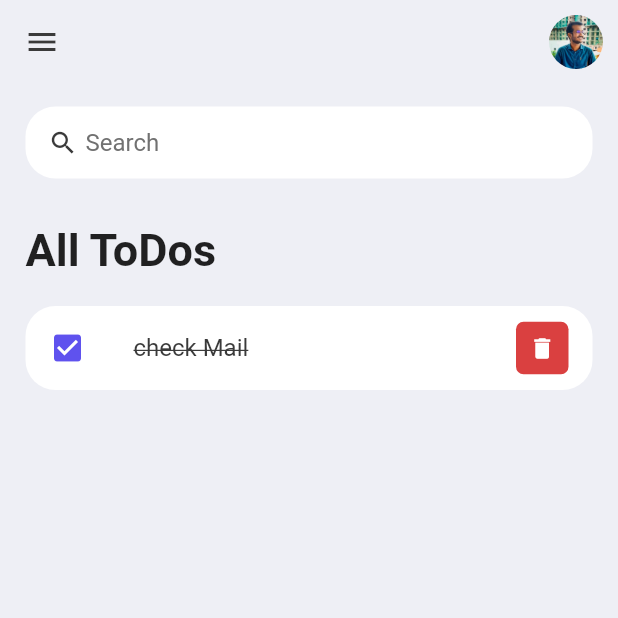
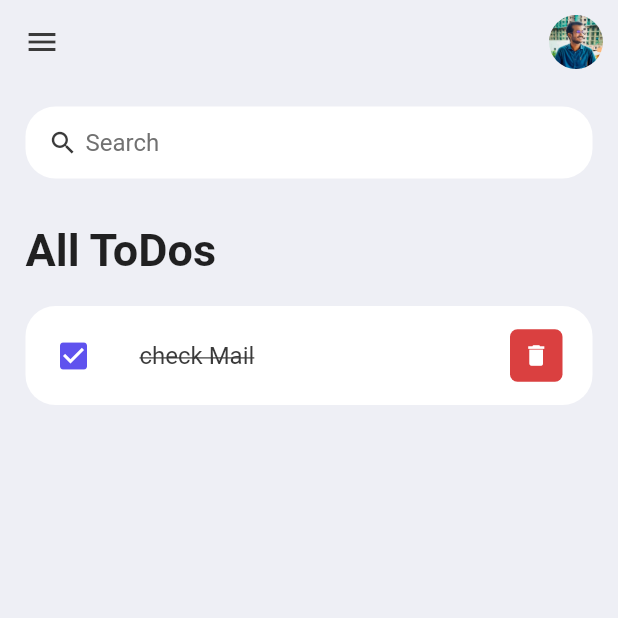
Before and after one commit to Ridoy-paul/flutter-todo-app, a Flutter app: the screen it shows after launch, after a tap on "check Mail", on a phone screen of 412 x 824 dp, the top half of it. Run offline on Flutter 3.47's test engine with Material 2 defaults, Android fonts, the phone set to English and light mode, and no system bars.

Commit message:
body updated

```diff
--- a/lib/widgets/todo_item.dart
+++ b/lib/widgets/todo_item.dart
@@ -9,11 +9,14 @@ class ToDoItem extends StatelessWidget {
     return Container(
       child: Container(
         child: ListTile(
-          onTap: () {},
+          onTap: () {
+            print("List Checked");
+          },
           shape: RoundedRectangleBorder(
             borderRadius: BorderRadius.circular(20),
           ),
           tileColor: Colors.white,
+          contentPadding: EdgeInsets.symmetric(horizontal: 20, vertical: 5),
           leading: Icon(
             Icons.check_box,
             color: tdBlue,
@@ -27,6 +30,8 @@ class ToDoItem extends StatelessWidget {
             ),
           ),
           trailing: Container(
+            padding: EdgeInsets.all(0),
+            margin: EdgeInsets.symmetric(vertical: 8),
             height: 35,
             width: 35,
             decoration: BoxDecoration(
@@ -35,7 +40,7 @@ class ToDoItem extends StatelessWidget {
             ),
             child: IconButton(
               onPressed: () {
-
+                print("delete Clicked");
               },
               color: Colors.white,
               iconSize: 18,
```
